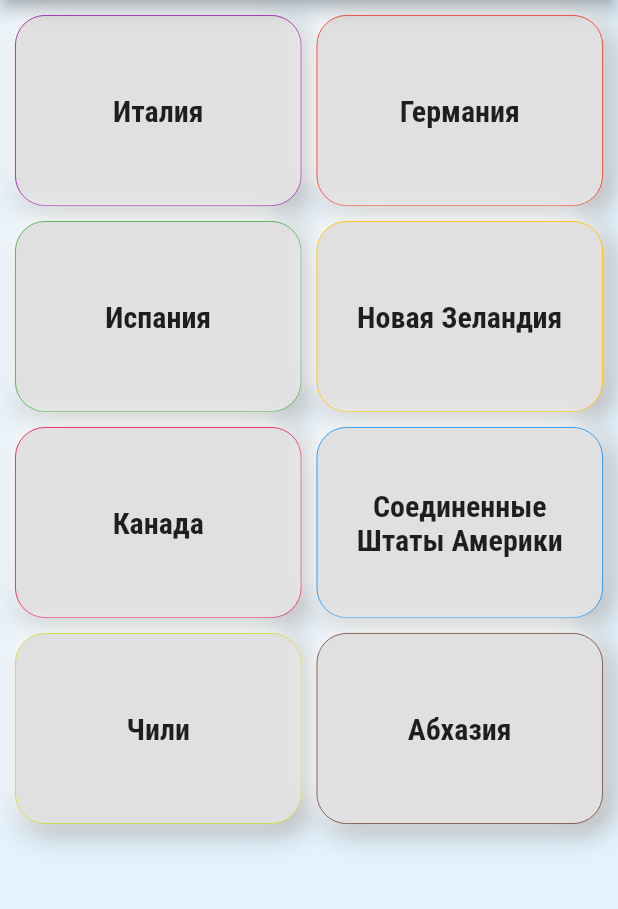
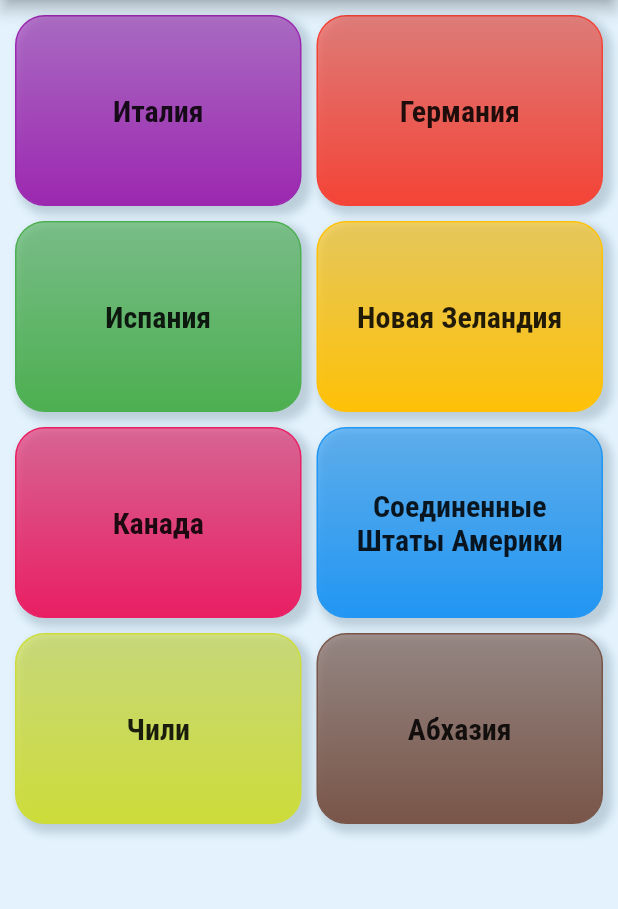
Before and after one commit to aspesivtsev/meals, a Flutter app: the screen it shows after launch, on a phone screen of 412 x 824 dp, the part 84-993 px from its top. Run offline on Flutter 3.47's test engine with Material 2 defaults, Android fonts, the phone set to English and light mode, and no system bars.

Commit message:
colored category buttons

```diff
--- a/lib/category_item.dart
+++ b/lib/category_item.dart
@@ -19,24 +19,48 @@ class CategoryItem extends StatelessWidget {
       onTap: () => selectCategory(context),
       //this is border and splash on tap
       borderRadius: BorderRadius.circular(20),
-      splashColor: Theme.of(context).primaryColor,
+      splashColor: Colors.red,
       child: Container(
           padding: const EdgeInsets.all(10),
           child: Center(
             child: Text(
               title,
               style: Theme.of(context).textTheme.headline6,
+              //TextStyle(color: color),
               textAlign: TextAlign.center,
             ),
           ),
           decoration: BoxDecoration(
-              color: Colors.grey[300],
-              borderRadius: BorderRadius.all(Radius.circular(20)),
-              border: Border.all(
-                color: color,
-                width: 0.6,
+            gradient: LinearGradient(
+                colors: [color.withOpacity(0.6), color],
+                begin: Alignment.topLeft,
+                end: Alignment.bottomLeft),
+            //color: color,
+            //color: Colors.grey[300],
+            borderRadius: BorderRadius.all(Radius.circular(20)),
+            //this is colored border of the button
+            border: Border.all(
+              color: color,
+              width: 1,
+            ),
+            boxShadow: [
+              BoxShadow(
+                color: Colors.blueGrey.withOpacity(0.3),
+                spreadRadius: 2,
+                blurRadius: 4,
+                offset: Offset(4, 4), // changes position of shadow
               ),
-              boxShadow: [
+            ],
+            /*[
+
+              BoxShadow(
+                  color: Colors.white,
+                  offset: Offset(-4.0, -4.0),
+                  blurRadius: 15.0,
+                  spreadRadius: 1.0),
+            ],*/
+            //flatbutton shading
+            /*boxShadow: [
                 BoxShadow(
                     color: Colors.grey[500],
                     offset: Offset(4.0, 4.0),
@@ -47,7 +71,8 @@ class CategoryItem extends StatelessWidget {
                     offset: Offset(-4.0, -4.0),
                     blurRadius: 15.0,
                     spreadRadius: 1.0),
-              ])),
+              ]*/
+          )),
     );
   }
 }
```
